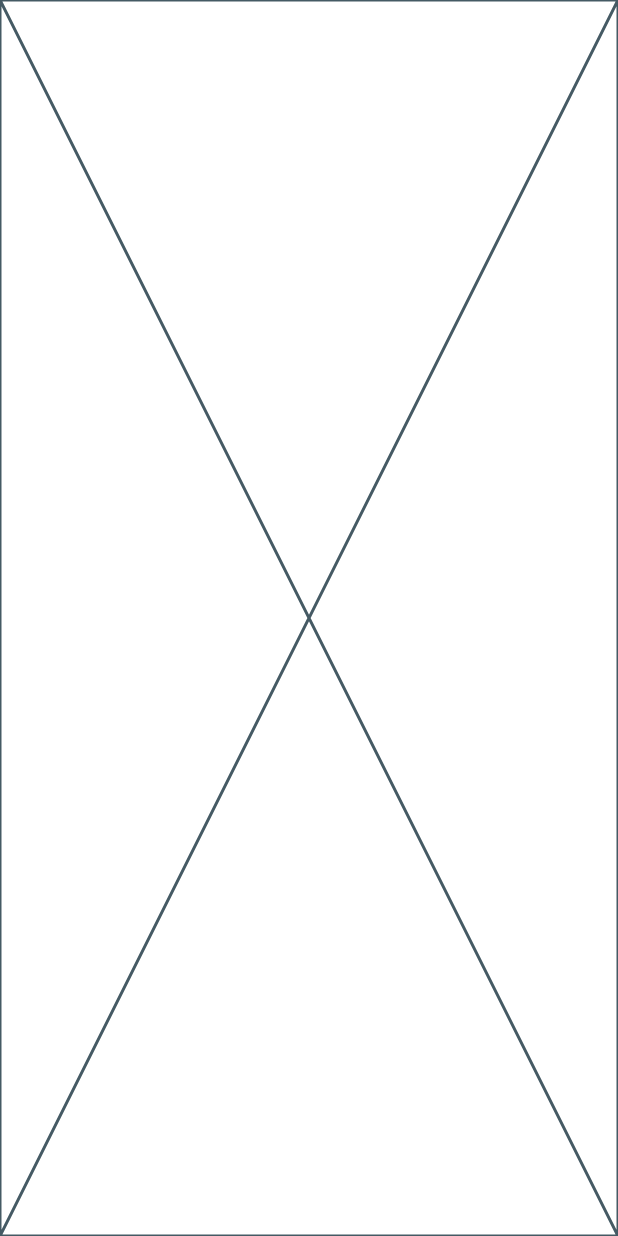
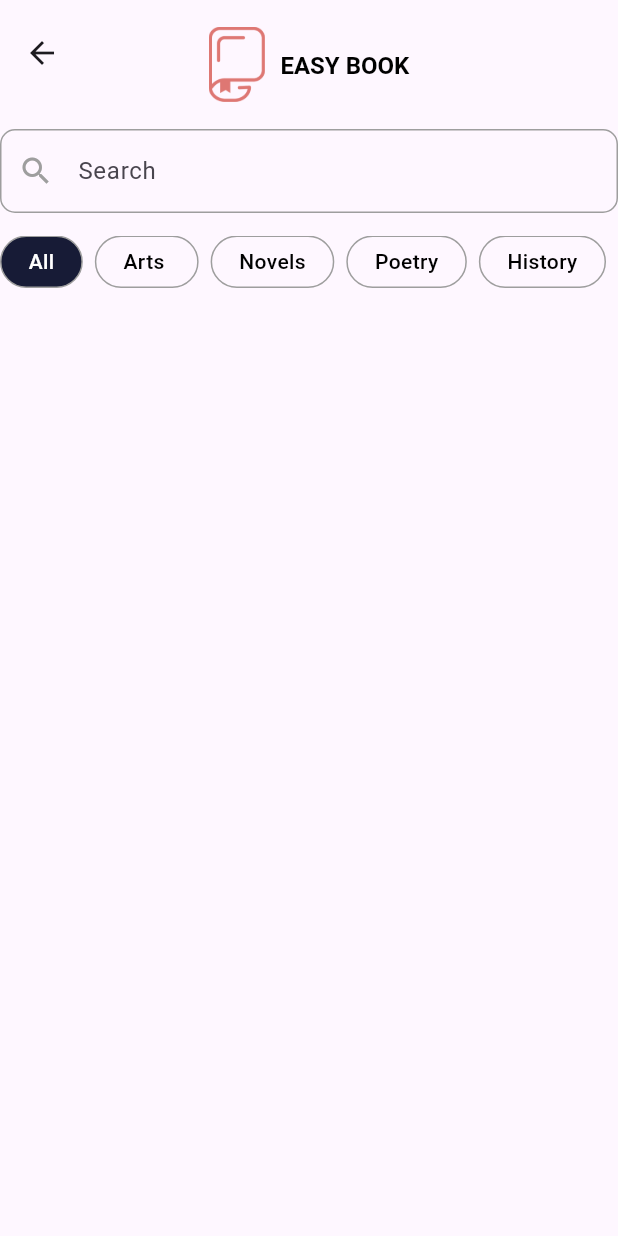
Before and after one commit to farouqmurtaja96-source/Easy_Book, a Flutter app: the screen it shows after launch, after a tap on "Skip", on a phone screen of 412 x 824 dp. Run offline on Flutter 3.47's test engine with Material 3 defaults, Android fonts, the phone set to English and light mode, and no system bars; our stand-ins replace go_router, hive, hive_flutter; accounts and stored records are empty.

Commit message:
feat: Implement HomeScreen layout with CustomAppBar and BodyHomeScreen widgets

```diff
--- a/lib/features/home/presentation/screen/home_screen.dart
+++ b/lib/features/home/presentation/screen/home_screen.dart
@@ -1,3 +1,5 @@
+import 'package:easy_book/features/home/presentation/screen/widget/body_home_screen.dart';
+import 'package:easy_book/features/home/presentation/screen/widget/custom_app_bar.dart';
 import 'package:flutter/material.dart';
 
 class HomeScreen extends StatelessWidget {
@@ -5,6 +7,6 @@ class HomeScreen extends StatelessWidget {
 
   @override
   Widget build(BuildContext context) {
-    return const Placeholder();
+    return Scaffold(appBar: CustomAppBar(), body: BodyHomeScreen());
   }
 }
--- /dev/null
+++ b/lib/features/home/presentation/screen/widget/body_home_screen.dart
@@ -0,0 +1,19 @@
+import 'package:easy_book/features/home/presentation/screen/widget/category_list_view.dart';
+import 'package:easy_book/features/home/presentation/screen/widget/custom_text_feild.dart';
+import 'package:flutter/material.dart';
+
+class BodyHomeScreen extends StatelessWidget {
+  const BodyHomeScreen({super.key});
+
+  @override
+  Widget build(BuildContext context) {
+    return Column(
+      children: [
+        const SizedBox(height: 16),
+        CustomTextFeild(),
+        const SizedBox(height: 15),
+        CategoryListView(),
+      ],
+    );
+  }
+}
--- /dev/null
+++ b/lib/features/home/presentation/screen/widget/category_list_view.dart
@@ -0,0 +1,79 @@
+import 'package:easy_book/utils/color_constans.dart';
+import 'package:flutter/material.dart';
+
+class CategoryListView extends StatefulWidget {
+  const CategoryListView({super.key});
+
+  @override
+  State<CategoryListView> createState() => _CategoryListViewState();
+}
+
+class _CategoryListViewState extends State<CategoryListView> {
+  List<String> categoryList = [
+    'All',
+    'Arts ',
+    'Novels',
+    'Poetry',
+    'History',
+    'Biographies',
+    'Essays',
+    "Fiction",
+    'Classics of Literature',
+    'Teaching',
+    'Science',
+    'Mathematics',
+    'Technology',
+    'Engineering',
+    'Medical',
+    'Health',
+    'Sports',
+  ];
+
+  int currentIndex = 0;
+
+  @override
+  Widget build(BuildContext context) {
+    return SingleChildScrollView(
+      scrollDirection: Axis.horizontal,
+      child: Row(
+        children: List.generate(
+          categoryList.length,
+          (index) => Padding(
+            padding: const EdgeInsets.only(right: 8.0),
+            child: GestureDetector(
+              onTap: () {
+                setState(() {
+                  currentIndex = index;
+                });
+              },
+              child: Container(
+                height: 35,
+                decoration: BoxDecoration(
+                  color: currentIndex == index
+                      ? AppColor.primaryColor
+                      : Colors.transparent,
+                  borderRadius: BorderRadius.circular(32),
+                  border: Border.all(color: Colors.grey),
+                ),
+                child: Center(
+                  child: Padding(
+                    padding: const EdgeInsets.symmetric(horizontal: 18.0),
+                    child: Text(
+                      categoryList[index],
+                      style: TextStyle(
+                        color: currentIndex == index
+                            ? Colors.white
+                            : Colors.black,
+                        fontWeight: FontWeight.w500,
+                      ),
+                    ),
+                  ),
+                ),
+              ),
+            ),
+          ),
+        ),
+      ),
+    );
+  }
+}
--- /dev/null
+++ b/lib/features/home/presentation/screen/widget/custom_app_bar.dart
@@ -0,0 +1,35 @@
+import 'package:flutter/material.dart';
+
+class CustomAppBar extends StatelessWidget implements PreferredSizeWidget {
+  const CustomAppBar({super.key});
+
+  @override
+  Size get preferredSize => Size.fromHeight(70);
+
+  @override
+  Widget build(BuildContext context) {
+    return AppBar(
+      toolbarHeight: preferredSize.height,
+      elevation: 0,
+      centerTitle: true,
+      title: Padding(
+        padding: const EdgeInsets.only(top: 16.0),
+        child: Row(
+          mainAxisSize: MainAxisSize.min,
+          children: [
+            Image.asset('assets/image/Group.png', height: 50),
+            const SizedBox(width: 10),
+            Text(
+              'EASY BOOK',
+              style: TextStyle(
+                color: Colors.black,
+                fontWeight: FontWeight.w600,
+                fontSize: 16,
+              ),
+            ),
+          ],
+        ),
+      ),
+    );
+  }
+}
--- /dev/null
+++ b/lib/features/home/presentation/screen/widget/custom_text_feild.dart
@@ -0,0 +1,25 @@
+import 'package:flutter/material.dart';
+
+class CustomTextFeild extends StatelessWidget {
+  const CustomTextFeild({super.key});
+
+  @override
+  Widget build(BuildContext context) {
+    return TextField(
+      decoration: InputDecoration(
+        prefixIcon: Icon(Icons.search, color: Colors.grey),
+        hintText: 'Search',
+        border: OutlineInput(),
+        enabledBorder: OutlineInput(),
+        focusedBorder: OutlineInput(),
+      ),
+    );
+  }
+
+  OutlineInputBorder OutlineInput() {
+    return OutlineInputBorder(
+      borderRadius: BorderRadius.circular(10),
+      borderSide: BorderSide(color: Colors.grey),
+    );
+  }
+}
--- a/lib/features/splash/presentation/screen/splash_Screen.dart
+++ b/lib/features/splash/presentation/screen/splash_Screen.dart
@@ -1,6 +1,7 @@
 import 'package:easy_book/features/onborading/data/repository/onboarding_repo.dart';
 import 'package:easy_book/features/splash/presentation/screen/widget/custom_image_splash.dart';
 import 'package:easy_book/utils/app_routers.dart';
+import 'package:easy_book/utils/color_constans.dart';
 import 'package:flutter/material.dart';
 import 'package:go_router/go_router.dart';
 
@@ -70,7 +71,7 @@ class _SplashScreenState extends State<SplashScreen>
   @override
   Widget build(BuildContext context) {
     return Scaffold(
-      backgroundColor: Color(0xff171B36),
+      backgroundColor: AppColor.primaryColor,
       body: Stack(
         children: [
           CustomImageSplash(
--- a/lib/main.dart
+++ b/lib/main.dart
@@ -2,6 +2,7 @@ import 'package:easy_book/features/onborading/data/datasource/onboarding_local_d
 import 'package:easy_book/features/onborading/data/repository/onboarding_repo.dart';
 import 'package:easy_book/utils/app_routers.dart';
 import 'package:flutter/material.dart';
+import 'package:go_router/go_router.dart';
 import 'package:hive_flutter/adapters.dart';
 
 void main() async {
@@ -11,12 +12,15 @@ void main() async {
   final repo = OnboardingRepo(
     localDataSource: OnBoardingLocalDataSource(box: box),
   );
-  runApp(EasyBook(repo: repo));
+
+  final router = AppRouters.router(repo);
+  runApp(EasyBook(repo: repo, router: router));
 }
 
 class EasyBook extends StatelessWidget {
-  const EasyBook({super.key, required this.repo});
+  const EasyBook({super.key, required this.repo, required this.router});
   final OnboardingRepo repo;
+  final GoRouter router;
   @override
   Widget build(BuildContext context) {
     return MaterialApp.router(
@@ -24,7 +28,7 @@ class EasyBook extends StatelessWidget {
       theme: ThemeData(
         colorScheme: ColorScheme.fromSeed(seedColor: Colors.deepPurple),
       ),
-      routerConfig: AppRouters.router(repo),
+      routerConfig: router,
     );
   }
 }
--- /dev/null
+++ b/lib/utils/color_constans.dart
@@ -0,0 +1,5 @@
+import 'package:flutter/material.dart';
+
+abstract class AppColor {
+  static final Color primaryColor = const Color(0xff171B36);
+}
```
Also changed, not shown: assets/image/Group.png (added).
